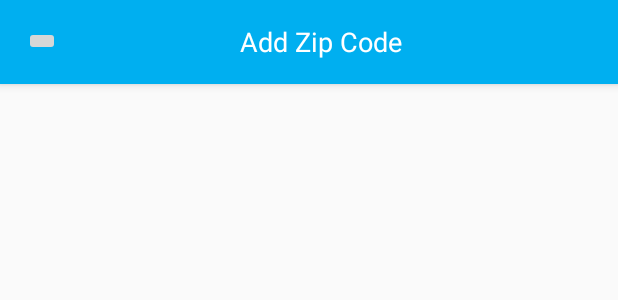
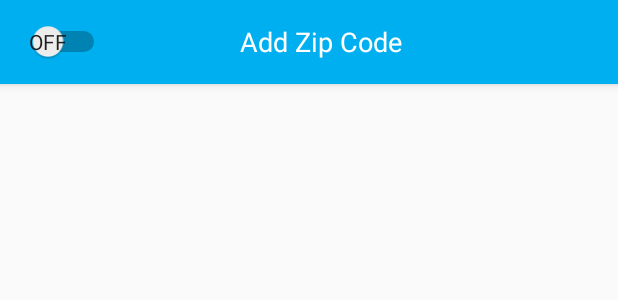
Before and after one commit to mthor1234/PhunWeather, an Android app: the layout toolbar.xml on its own in the app's theme, with its tools: preview values and no code run, on a phone screen of 412 x 824 dp. Shown: the top 300 px of the screen. Run offline under Robolectric (Android 15) with nearby library versions, the phone set to English and light mode, and no system bars.

```diff
--- a/app/src/main/res/layout/toolbar.xml
+++ b/app/src/main/res/layout/toolbar.xml
@@ -10,13 +10,23 @@
         android:layout_height="wrap_content"
         android:focusableInTouchMode="true">
 
-        <ImageButton
+        <!--<ImageButton-->
+            <!--android:layout_width="wrap_content"-->
+            <!--android:layout_height="wrap_content"-->
+            <!--android:layout_alignParentLeft="true"-->
+            <!--android:layout_centerVertical="true"-->
+        <!--android:id="@+id/action_settings"-->
+        <!--android:title="@string/action_settings" />-->
+
+        <Switch
+            android:id="@+id/switch_units"
             android:layout_width="wrap_content"
             android:layout_height="wrap_content"
             android:layout_alignParentLeft="true"
             android:layout_centerVertical="true"
-        android:id="@+id/action_settings"
-        android:title="@string/action_settings" />
+            android:showText="true"
+            android:text=""
+            android:title="@string/action_settings" />
 
         <EditText
         android:id="@+id/et_zipcode"
```
Also changed, not shown: app/src/main/java/async/crash/com/phunweather/activities/Activity_Main.java (+16 -15 lines).
